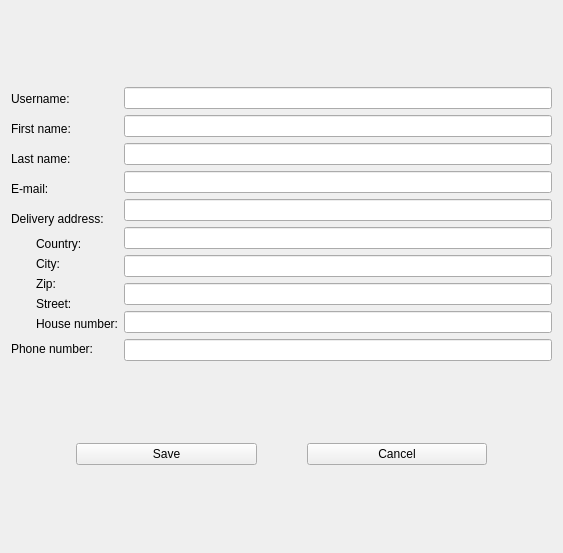
Qt form frontend/ui/usersettingswindow.ui (NVKShop/nvk-client) before a commit.
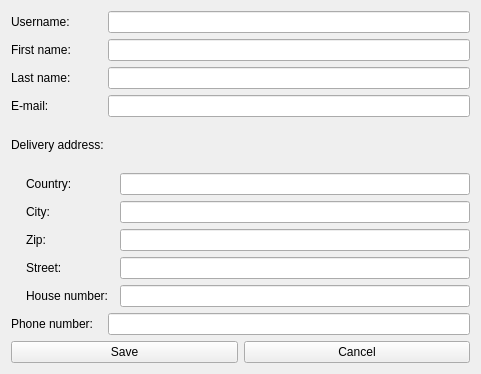
The same form after that commit.

```diff
--- a/frontend/ui/usersettingswindow.ui
+++ b/frontend/ui/usersettingswindow.ui
@@ -6,18 +6,16 @@
    <rect>
     <x>0</x>
     <y>0</y>
-    <width>563</width>
-    <height>553</height>
+    <width>481</width>
+    <height>374</height>
    </rect>
   </property>
   <property name="windowTitle">
    <string>Settings</string>
   </property>
-  <layout class="QVBoxLayout" name="verticalLayout_4" stretch="3,0">
-   <item>
-    <layout class="QHBoxLayout" name="horizontalLayout">
-     <item>
-      <layout class="QVBoxLayout" name="verticalLayout_3">
+  <layout class="QGridLayout" name="gridLayout">
+   <item row="0" column="0" colspan="2">
+    <layout class="QHBoxLayout" name="horizontalLayout" stretch="1,4">
        <item>
         <widget class="QLabel" name="label">
          <property name="text">
@@ -26,6 +24,17 @@
         </widget>
        </item>
        <item>
+      <widget class="QLineEdit" name="userNameLineEdit">
+       <property name="readOnly">
+        <bool>true</bool>
+       </property>
+      </widget>
+     </item>
+    </layout>
+   </item>
+   <item row="1" column="0" colspan="2">
+    <layout class="QHBoxLayout" name="horizontalLayout_2" stretch="1,4">
+     <item>
         <widget class="QLabel" name="label_5">
          <property name="text">
           <string>First name:</string>
@@ -33,6 +42,13 @@
         </widget>
        </item>
        <item>
+      <widget class="QLineEdit" name="firstNameLineEdit"/>
+     </item>
+    </layout>
+   </item>
+   <item row="2" column="0" colspan="2">
+    <layout class="QHBoxLayout" name="horizontalLayout_3" stretch="1,4">
+     <item>
         <widget class="QLabel" name="label_6">
          <property name="text">
           <string>Last name:</string>
@@ -40,6 +56,13 @@
         </widget>
        </item>
        <item>
+      <widget class="QLineEdit" name="lastNameLineEdit"/>
+     </item>
+    </layout>
+   </item>
+   <item row="3" column="0" colspan="2">
+    <layout class="QHBoxLayout" name="horizontalLayout_4" stretch="1,4">
+     <item>
         <widget class="QLabel" name="label_2">
          <property name="text">
           <string>E-mail:</string>
@@ -47,6 +70,13 @@
         </widget>
        </item>
        <item>
+      <widget class="QLineEdit" name="emailLineEdit"/>
+     </item>
+    </layout>
+   </item>
+   <item row="4" column="0" colspan="2">
+    <layout class="QVBoxLayout" name="verticalLayout" stretch="1,4,4,4,4,4">
+     <item>
         <widget class="QLabel" name="label_3">
          <property name="text">
           <string>Delivery address: </string>
@@ -54,9 +84,9 @@
         </widget>
        </item>
        <item>
-        <layout class="QVBoxLayout" name="verticalLayout_2">
+      <layout class="QHBoxLayout" name="horizontalLayout_5" stretch="1,4">
          <property name="leftMargin">
-          <number>25</number>
+        <number>15</number>
          </property>
          <item>
           <widget class="QLabel" name="label_9">
@@ -66,6 +96,16 @@
           </widget>
          </item>
          <item>
+        <widget class="QLineEdit" name="addressCountryLineEdit"/>
+       </item>
+      </layout>
+     </item>
+     <item>
+      <layout class="QHBoxLayout" name="horizontalLayout_6" stretch="1,4">
+       <property name="leftMargin">
+        <number>15</number>
+       </property>
+       <item>
           <widget class="QLabel" name="label_7">
            <property name="text">
             <string>City:</string>
@@ -73,6 +113,16 @@
           </widget>
          </item>
          <item>
+        <widget class="QLineEdit" name="addressCityLineEdit"/>
+       </item>
+      </layout>
+     </item>
+     <item>
+      <layout class="QHBoxLayout" name="horizontalLayout_7" stretch="1,4">
+       <property name="leftMargin">
+        <number>15</number>
+       </property>
+       <item>
           <widget class="QLabel" name="label_8">
            <property name="text">
             <string>Zip:</string>
@@ -80,6 +130,16 @@
           </widget>
          </item>
          <item>
+        <widget class="QLineEdit" name="addressZipLineEdit"/>
+       </item>
+      </layout>
+     </item>
+     <item>
+      <layout class="QHBoxLayout" name="horizontalLayout_8" stretch="1,4">
+       <property name="leftMargin">
+        <number>15</number>
+       </property>
+       <item>
           <widget class="QLabel" name="label_10">
            <property name="text">
             <string>Street:</string>
@@ -87,14 +147,31 @@
           </widget>
          </item>
          <item>
+        <widget class="QLineEdit" name="addressStreetLineEdit"/>
+       </item>
+      </layout>
+     </item>
+     <item>
+      <layout class="QHBoxLayout" name="horizontalLayout_9" stretch="1,4">
+       <property name="leftMargin">
+        <number>15</number>
+       </property>
+       <item>
           <widget class="QLabel" name="label_11">
            <property name="text">
             <string>House number:</string>
            </property>
           </widget>
          </item>
-        </layout>
-       </item>
+       <item>
+        <widget class="QLineEdit" name="addressHouseNumberLineEdit"/>
+       </item>
+      </layout>
+     </item>
+    </layout>
+   </item>
+   <item row="5" column="0" colspan="2">
+    <layout class="QHBoxLayout" name="horizontalLayout_10" stretch="1,4">
        <item>
         <widget class="QLabel" name="label_4">
          <property name="text">
@@ -102,70 +179,24 @@
          </property>
         </widget>
        </item>
-      </layout>
-     </item>
      <item>
-      <layout class="QVBoxLayout" name="verticalLayout">
-       <item>
-        <widget class="QLineEdit" name="userNameLineEdit"/>
-       </item>
-       <item>
-        <widget class="QLineEdit" name="firstNameLineEdit"/>
-       </item>
-       <item>
-        <widget class="QLineEdit" name="lastNameLineEdit"/>
-       </item>
-       <item>
-        <widget class="QLineEdit" name="emailLineEdit"/>
-       </item>
-       <item>
-        <widget class="QLineEdit" name="addressCountryLineEdit"/>
-       </item>
-       <item>
-        <widget class="QLineEdit" name="addressCityLineEdit"/>
-       </item>
-       <item>
-        <widget class="QLineEdit" name="addressZipLineEdit"/>
-       </item>
-       <item>
-        <widget class="QLineEdit" name="addsressStreetLineEdit"/>
-       </item>
-       <item>
-        <widget class="QLineEdit" name="addsressStreetLineEdit_2"/>
-       </item>
-       <item>
-        <widget class="QLineEdit" name="lineEdit_6"/>
-       </item>
-      </layout>
-     </item>
-    </layout>
-   </item>
-   <item>
-    <layout class="QHBoxLayout" name="horizontalLayout_2">
-     <property name="spacing">
-      <number>50</number>
-     </property>
-     <property name="leftMargin">
-      <number>65</number>
-     </property>
-     <property name="rightMargin">
-      <number>65</number>
-     </property>
-     <item>
+      <widget class="QLineEdit" name="phoneNumberLineEdit"/>
+     </item>
+    </layout>
+   </item>
+   <item row="6" column="0">
       <widget class="QPushButton" name="saveSettingsButton">
        <property name="text">
         <string>Save</string>
        </property>
       </widget>
      </item>
-     <item>
+   <item row="6" column="1">
       <widget class="QPushButton" name="cancelButton">
        <property name="text">
         <string>Cancel</string>
        </property>
       </widget>
-     </item>
-    </layout>
    </item>
   </layout>
  </widget>
```
Lines whose indentation alone changed are shown as unchanged.
